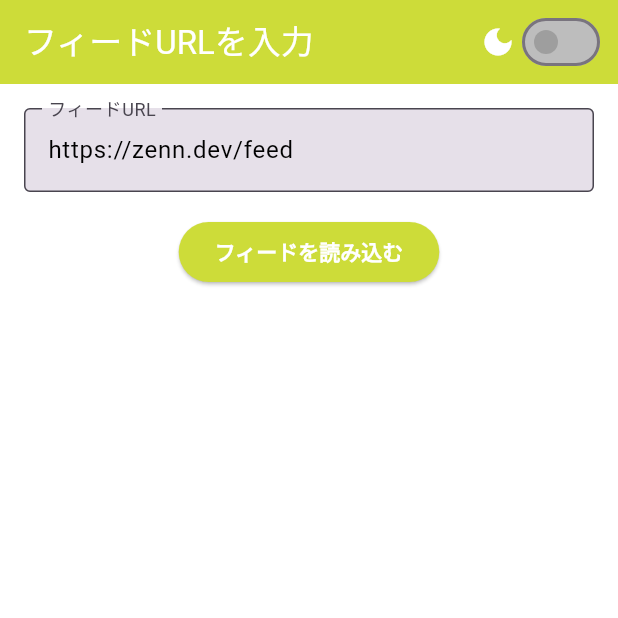
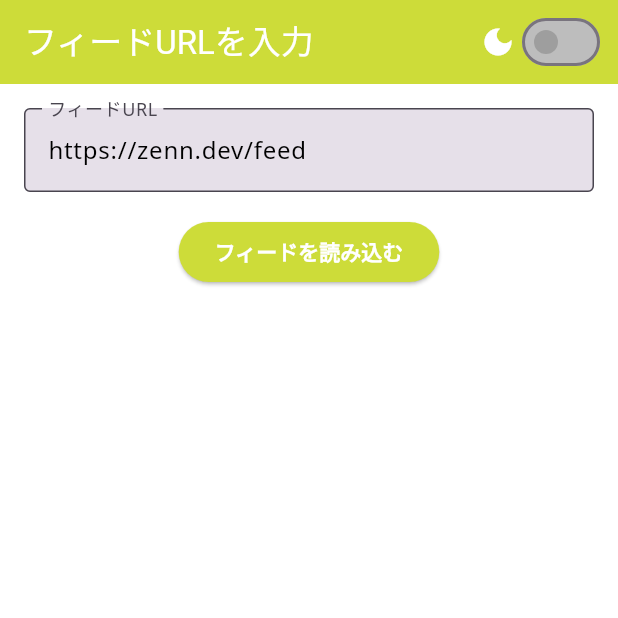
Before and after one commit to On-iR/rss_reader_app, a Flutter app: the screen it shows after launch, on a phone screen of 412 x 824 dp, the top half of it. Run offline on Flutter 3.47's test engine with Material 3 defaults, Android fonts, the phone set to English and light mode, and no system bars; our stand-ins replace cached_network_image, google_fonts, shared_preferences; missing offline and left inert: webfeed_plus.

Commit message:
フォント修正

```diff
--- a/lib/main.dart
+++ b/lib/main.dart
@@ -1,7 +1,6 @@
-// lib/main.dart
-
 import 'package:flutter/material.dart';
 import 'package:provider/provider.dart';
+import 'package:google_fonts/google_fonts.dart'; // Google Fontsをインポート
 import 'providers/feed_provider.dart';
 import 'providers/theme_provider.dart';
 import 'pages/feed_url_input_page.dart';
@@ -32,6 +31,20 @@ class MyApp extends StatelessWidget {
             theme: ThemeData(
               primarySwatch: Colors.lime, // 基本テーマをライムグリーンに設定
               brightness: Brightness.light,
+              textTheme: TextTheme(
+                bodyLarge: GoogleFonts.notoSans(
+                  color: Colors.black, // もともとの文字色を維持
+                ),
+                bodyMedium: GoogleFonts.notoSans(
+                  color: Colors.black87, // もともとの文字色を維持
+                ),
+                labelSmall: GoogleFonts.notoSans(
+                  color: Colors.grey, // もともとの文字色を維持
+                ),
+                labelLarge: GoogleFonts.notoSans(
+                  color: Colors.white, // もともとの文字色を維持
+                ),
+              ),
               appBarTheme: const AppBarTheme(
                 backgroundColor: Colors.lime,
                 foregroundColor: Colors.white,
@@ -43,12 +56,6 @@ class MyApp extends StatelessWidget {
                       backgroundColor: Colors.lime, // ボタンの色をライムグリーンに設定
                       foregroundColor: Colors.white,
                       textStyle: TextStyle(fontWeight: FontWeight.w900))),
-              textTheme: const TextTheme(
-                bodyLarge: TextStyle(color: Colors.black),
-                bodyMedium: TextStyle(color: Colors.black87),
-                labelSmall: TextStyle(color: Colors.grey),
-                labelLarge: TextStyle(color: Colors.white),
-              ),
               switchTheme: SwitchThemeData(
                 thumbColor: MaterialStateProperty.resolveWith<Color>((states) {
                   if (states.contains(MaterialState.selected)) {
@@ -67,6 +74,20 @@ class MyApp extends StatelessWidget {
             darkTheme: ThemeData(
               primarySwatch: Colors.lime, // ダークテーマでもライムグリーンを使用
               brightness: Brightness.dark,
+              textTheme: TextTheme(
+                bodyLarge: GoogleFonts.notoSans(
+                  color: Colors.white, // もともとの文字色を維持
+                ),
+                bodyMedium: GoogleFonts.notoSans(
+                  color: Colors.white70, // もともとの文字色を維持
+                ),
+                labelSmall: GoogleFonts.notoSans(
+                  color: Colors.grey, // もともとの文字色を維持
+                ),
+                labelLarge: GoogleFonts.notoSans(
+                  color: Colors.black, // もともとの文字色を維持
+                ),
+              ),
               appBarTheme: const AppBarTheme(
                 backgroundColor: Colors.black,
                 foregroundColor: Colors.white,
@@ -78,12 +99,6 @@ class MyApp extends StatelessWidget {
                     backgroundColor: Colors.lime, // ボタンの色をライムグリーンに設定
                     foregroundColor: Colors.white,
                     textStyle: TextStyle(fontWeight: FontWeight.w900)),
-              ),
-              textTheme: const TextTheme(
-                bodyLarge: TextStyle(color: Colors.white),
-                bodyMedium: TextStyle(color: Colors.white70),
-                labelSmall: TextStyle(color: Colors.grey),
-                labelLarge: TextStyle(color: Colors.black),
               ),
               switchTheme: SwitchThemeData(
                 thumbColor: MaterialStateProperty.resolveWith<Color>((states) {
--- a/lib/widgets/feed_card.dart
+++ b/lib/widgets/feed_card.dart
@@ -96,10 +96,10 @@ class FeedCard extends StatelessWidget {
                   Text(
                     item.title ?? 'タイトルなし',
                     style: TextStyle(
-                      fontWeight: FontWeight.bold,
-                      fontSize: 18,
-                      color: textColor,
-                    ),
+                        fontWeight: FontWeight.bold,
+                        fontSize: 18,
+                        color: textColor,
+                        decoration: TextDecoration.underline),
                   ),
                   const SizedBox(height: 8),
                   Text(
--- a/pubspec.yaml
+++ b/pubspec.yaml
@@ -16,6 +16,7 @@ dependencies:
   cached_network_image: any
   provider: any
   shared_preferences: any
+  google_fonts: any
 
 flutter:
   uses-material-design: true
```
Also changed, not shown: pubspec.lock.
